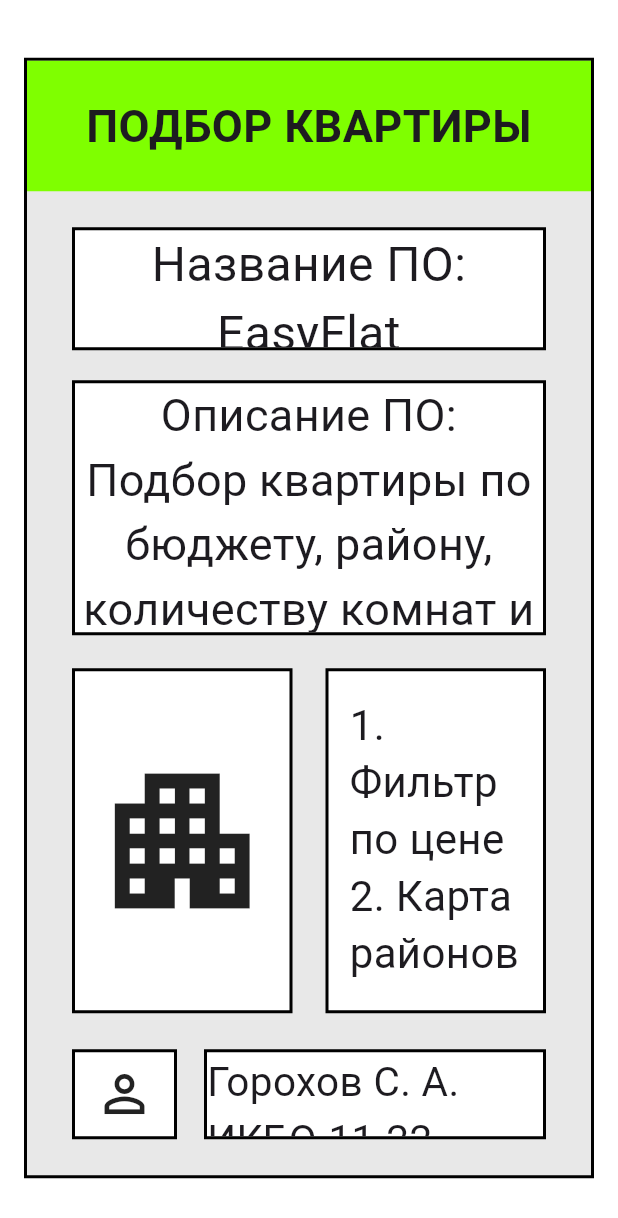
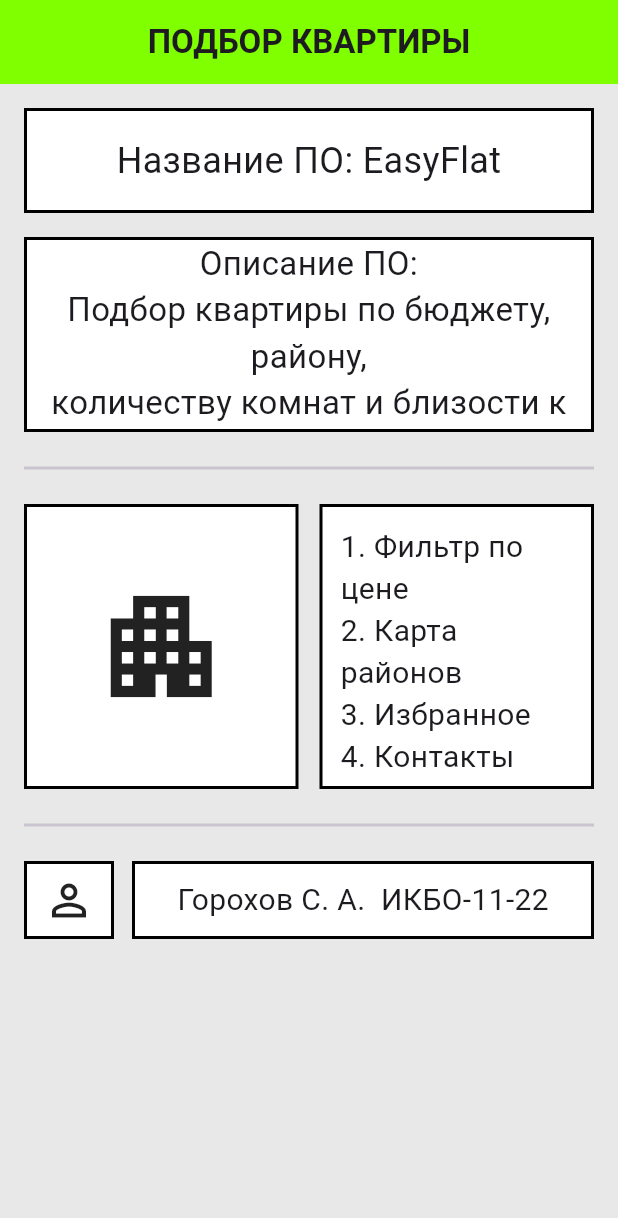
Before and after one commit to CatsInCode/rkmp_v2, a Flutter app: the screen it shows after launch, on a phone screen of 412 x 824 dp. Shown: the top 1218 px of the screen. Run offline on Flutter 3.47's test engine with Material 3 defaults, Android fonts, the phone set to English and light mode, and no system bars.

Commit message:
Адаптировать макет под телефон и методические указания

```diff
--- a/lib/main.dart
+++ b/lib/main.dart
@@ -12,6 +12,7 @@
     return MaterialApp(
       debugShowCheckedModeBanner: false,
       title: 'Подбор квартиры',
+      theme: ThemeData(useMaterial3: true),
       home: const ApartmentFinderPage(),
     );
   }
@@ -23,82 +24,62 @@
   @override
   Widget build(BuildContext context) {
     return Scaffold(
-      backgroundColor: Colors.white,
+      backgroundColor: const Color(0xFFE8E8E8),
+      appBar: AppBar(
+        backgroundColor: const Color(0xFF7FFF00),
+        centerTitle: true,
+        title: const Text(
+          'ПОДБОР КВАРТИРЫ',
+          style: TextStyle(fontWeight: FontWeight.w700),
+        ),
+      ),
       body: SafeArea(
-        child: Center(
-          child: Container(
-            width: 390,
-            margin: const EdgeInsets.all(16),
-            decoration: BoxDecoration(
-              border: Border.all(color: Colors.black, width: 2),
-              color: const Color(0xFFE8E8E8),
-            ),
         child: SingleChildScrollView(
-              padding: const EdgeInsets.only(bottom: 24),
+          padding: const EdgeInsets.all(16),
           child: Column(
             children: [
-                  Container(
-                    width: double.infinity,
-                    padding: const EdgeInsets.symmetric(vertical: 22),
-                    color: const Color(0xFF7FFF00),
-                    child: const Center(
+              _outlinedBox(
+                height: 70,
+                child: const Text(
+                  'Название ПО: EasyFlat',
+                  style: TextStyle(fontSize: 24),
+                  textAlign: TextAlign.center,
+                ),
+              ),
+              const SizedBox(height: 16),
+              _outlinedBox(
+                height: 130,
+                child: const Padding(
+                  padding: EdgeInsets.symmetric(horizontal: 10),
                   child: Text(
-                        'ПОДБОР КВАРТИРЫ',
-                        style: TextStyle(
-                          fontSize: 30,
-                          fontWeight: FontWeight.w700,
-                        ),
+                    'Описание ПО:\nПодбор квартиры по бюджету, району,\nколичеству комнат и близости к метро.',
+                    style: TextStyle(fontSize: 22),
                     textAlign: TextAlign.center,
                   ),
                 ),
               ),
-                  const SizedBox(height: 24),
-                  _outlinedBox(
-                    child: const Text(
-                      'Название ПО: EasyFlat',
-                      style: TextStyle(fontSize: 32),
-                      textAlign: TextAlign.center,
-                    ),
-                    height: 82,
-                  ),
-                  const SizedBox(height: 20),
-                  _outlinedBox(
-                    child: const Text(
-                      'Описание ПО:\nПодбор квартиры по бюджету, району,\nколичеству комнат и близости к метро.',
-                      style: TextStyle(fontSize: 30),
-                      textAlign: TextAlign.center,
-                    ),
-                    height: 170,
-                  ),
-                  const SizedBox(height: 22),
-                  Padding(
-                    padding: const EdgeInsets.symmetric(horizontal: 30),
-                    child: Row(
+              const SizedBox(height: 16),
+              const Divider(thickness: 2),
+              const SizedBox(height: 16),
+              Row(
                 children: [
                   Expanded(
                     child: Container(
-                            height: 230,
+                      height: 190,
                       decoration: BoxDecoration(
                         border: Border.all(color: Colors.black, width: 2),
                         color: Colors.white,
                       ),
                       child: const Center(
-                              child: Icon(
-                                Icons.apartment,
-                                size: 120,
-                                color: Colors.black87,
+                        child: Icon(Icons.apartment, size: 90),
                       ),
                     ),
                   ),
-                        ),
-                        const SizedBox(width: 22),
+                  const SizedBox(width: 14),
                   Expanded(
                     child: Container(
-                            height: 230,
-                            padding: const EdgeInsets.symmetric(
-                              horizontal: 14,
-                              vertical: 18,
-                            ),
+                      height: 190,
+                      padding: const EdgeInsets.all(12),
                       decoration: BoxDecoration(
                         border: Border.all(color: Colors.black, width: 2),
                         color: Colors.white,
@@ -107,61 +88,56 @@
                         alignment: Alignment.centerLeft,
                         child: Text(
                           '1. Фильтр по цене\n2. Карта районов\n3. Избранное\n4. Контакты риелторов',
-                                style: TextStyle(fontSize: 28, height: 1.35),
+                          style: TextStyle(fontSize: 20, height: 1.4),
                         ),
                       ),
                     ),
                   ),
                 ],
               ),
-                  ),
-                  const SizedBox(height: 24),
-                  Padding(
-                    padding: const EdgeInsets.symmetric(horizontal: 30),
-                    child: Row(
+              const SizedBox(height: 16),
+              const Divider(thickness: 2),
+              const SizedBox(height: 16),
+              Row(
                 children: [
                   Container(
-                          width: 70,
-                          height: 60,
+                    width: 60,
+                    height: 52,
                     decoration: BoxDecoration(
                       border: Border.all(color: Colors.black, width: 2),
                       color: Colors.white,
                     ),
-                          child: const Icon(Icons.person_outline, size: 40),
+                    child: const Icon(Icons.person_outline, size: 34),
                   ),
-                        const SizedBox(width: 18),
+                  const SizedBox(width: 12),
                   Expanded(
                     child: Container(
-                            height: 60,
+                      height: 52,
                       decoration: BoxDecoration(
                         border: Border.all(color: Colors.black, width: 2),
                         color: Colors.white,
                       ),
                       child: const Center(
                         child: Text(
-                                'Горохов С. А.   ИКБО-11-22',
-                                style: TextStyle(fontSize: 27),
+                          'Горохов С. А.  ИКБО-11-22',
+                          style: TextStyle(fontSize: 20),
                         ),
                       ),
                     ),
                   ),
                 ],
               ),
-                  ),
             ],
-              ),
-            ),
           ),
         ),
       ),
     );
   }
 
-  Widget _outlinedBox({required Widget child, required double height}) {
+  Widget _outlinedBox({required double height, required Widget child}) {
     return Container(
-      margin: const EdgeInsets.symmetric(horizontal: 30),
+      width: double.infinity,
       height: height,
-      width: double.infinity,
       decoration: BoxDecoration(
         border: Border.all(color: Colors.black, width: 2),
         color: Colors.white,
```
Lines whose indentation alone changed are shown as unchanged.
